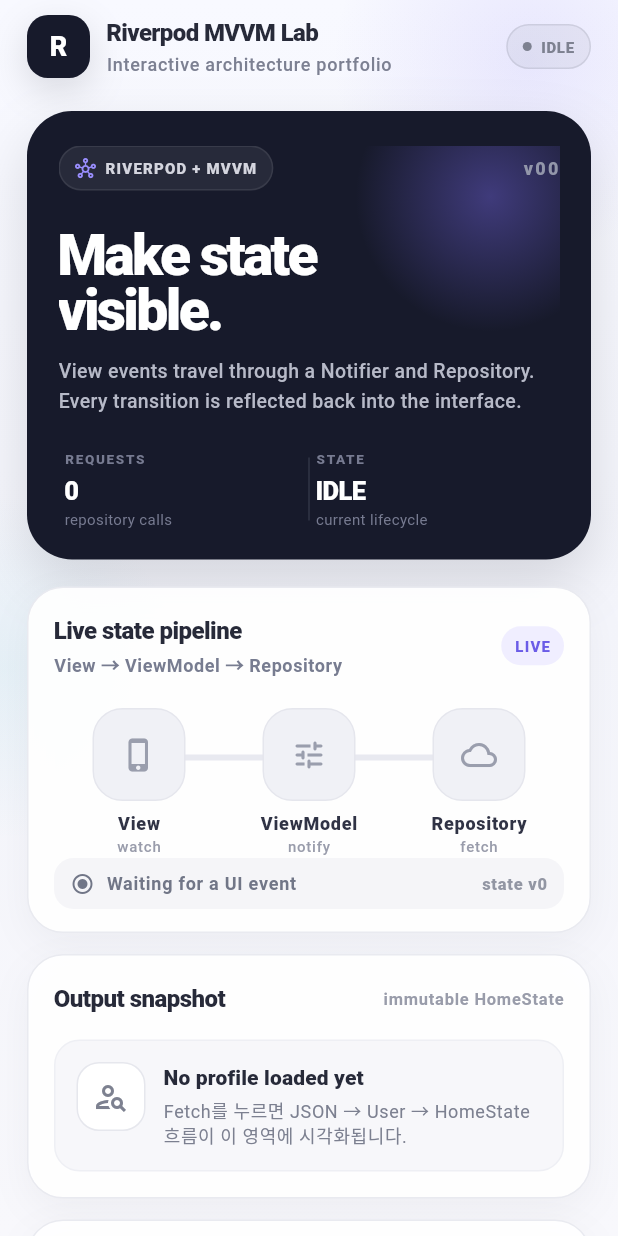
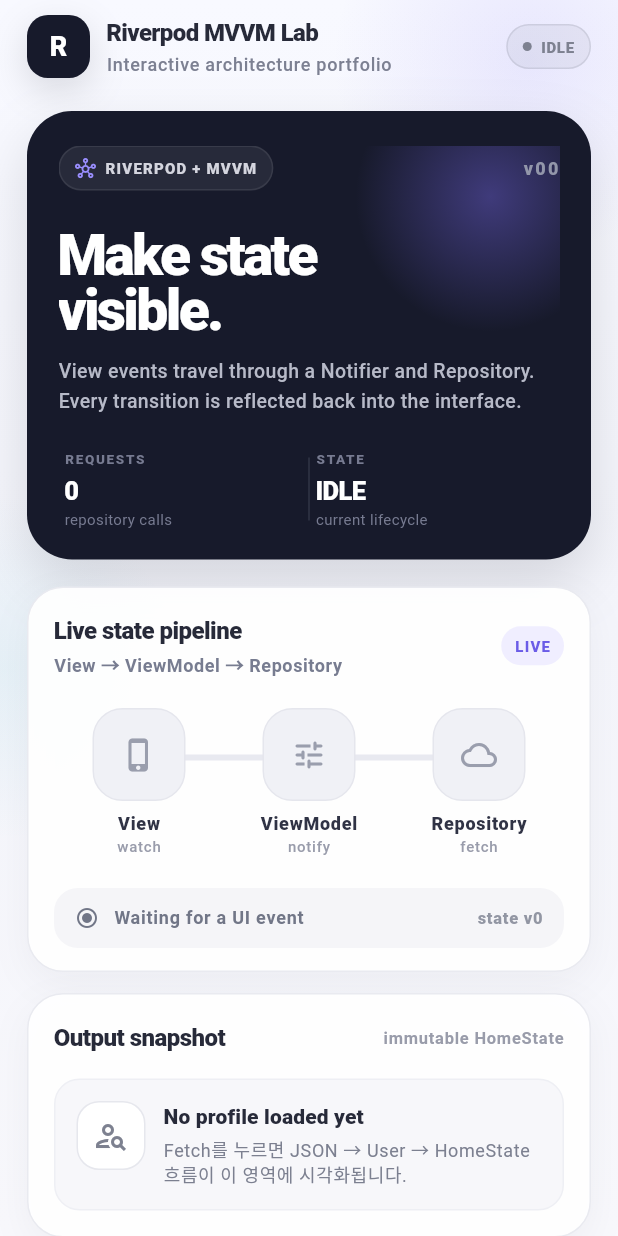
Before and after one commit to oosuhada/flutter_riverpod_mvvm, a Flutter app: the screen it shows after launch, on a phone screen of 412 x 824 dp. Run offline on Flutter 3.47's test engine with Material 3 defaults, Android fonts, the phone set to English and light mode, and no system bars; our stand-ins replace flutter_riverpod.

Commit message:
Refine pipeline alert spacing

```diff
--- a/lib/home_page.dart
+++ b/lib/home_page.dart
@@ -499,6 +499,7 @@ class _PipelineCard extends StatelessWidget {
               },
             ),
           ),
+          const SizedBox(height: 20),
           AnimatedSwitcher(
             duration: const Duration(milliseconds: 280),
             child: _TraceLine(
@@ -678,15 +679,15 @@ class _TraceLine extends StatelessWidget {
 
     return Container(
       width: double.infinity,
-      padding: const EdgeInsets.symmetric(horizontal: 11, vertical: 9),
+      padding: const EdgeInsets.symmetric(horizontal: 14, vertical: 12),
       decoration: BoxDecoration(
         color: background,
-        borderRadius: BorderRadius.circular(13),
+        borderRadius: BorderRadius.circular(16),
       ),
       child: Row(
         children: [
           Icon(icon, size: 16, color: color),
-          const SizedBox(width: 8),
+          const SizedBox(width: 10),
           Expanded(
             child: Text(
               message,
@@ -696,6 +697,7 @@ class _TraceLine extends StatelessWidget {
                   ),
             ),
           ),
+          const SizedBox(width: 10),
           Text(
             'state v${state.stateVersion}',
             style: Theme.of(context).textTheme.labelSmall?.copyWith(
```
Also changed, not shown: .github/assets/portfolio/01-idle.png, .github/assets/portfolio/02-loading.png, .github/assets/portfolio/03-success.png, .github/assets/portfolio/04-error-retry.png, .github/assets/ui-preview.png.
